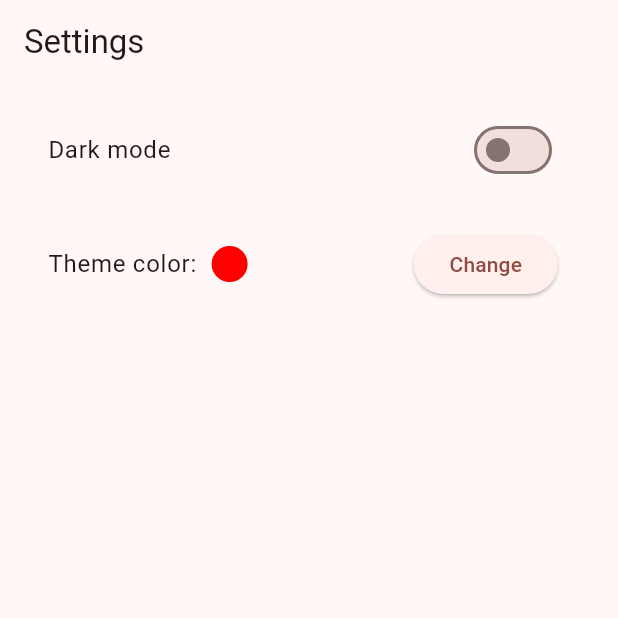
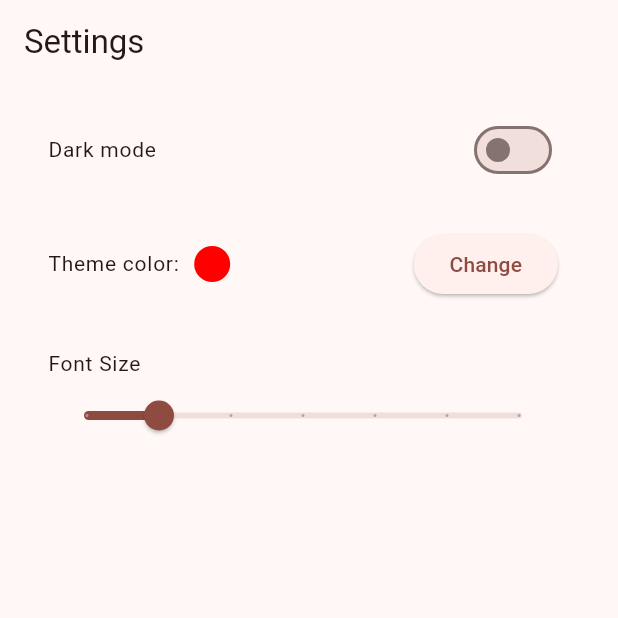
Before and after one commit to mpmarfisi/flutter_projects, a Flutter app: the SettingsScreen screen opened by its route, on a phone screen of 412 x 824 dp, the top half of it. Run offline on Flutter 3.47's test engine with Material 3 defaults, Android fonts, the phone set to English and light mode, and no system bars; our stand-ins replace floor, flutter_colorpicker, flutter_riverpod, go_router, riverpod, sqflite; accounts and stored records are empty; generated files the repository leaves out were written again.

Commit message:
Add font size control

```diff
--- a/04_tasks-app-db/lib/presentation/providers/theme_provider.dart
+++ b/04_tasks-app-db/lib/presentation/providers/theme_provider.dart
@@ -16,4 +16,8 @@ class ThemeNotifier extends StateNotifier<AppTheme> {
   void setColorTheme(Color color) {
     state = state.copyWith(selectedColor: color);
   }
+
+  void setFontSize(double fontSize) {
+    state = state.copyWith(fontSize: fontSize);
+  }
 }
--- a/04_tasks-app-db/lib/presentation/screens/settings_screen.dart
+++ b/04_tasks-app-db/lib/presentation/screens/settings_screen.dart
@@ -33,7 +33,7 @@ class SettingsScreen extends ConsumerWidget {
                 children: [
                   const Text(
                     'Theme color:',
-                    style: TextStyle(fontSize: 16),
+                    // style: TextStyle(fontSize: 16),
                   ),
                   const SizedBox(width: 10),
                   CircleAvatar(
@@ -78,6 +78,18 @@ class SettingsScreen extends ConsumerWidget {
                 child: const Text('Change'),
               ),
             ),
+            const SizedBox(height: 20),
+            ListTile(
+              title: const Text('Font Size'),
+              subtitle: Slider(
+                value: appTheme.fontSize,
+                min: 12.0,
+                max: 24.0,
+                divisions: 6,
+                label: '${appTheme.fontSize.toInt()}',
+                onChanged: (value) => themeNotifier.setFontSize(value),
+              ),
+            ),
           ],
         ),
       ),
```
Also changed, not shown: 04_tasks-app-db/lib/core/theme/app_theme.dart (+10 -2 lines).
